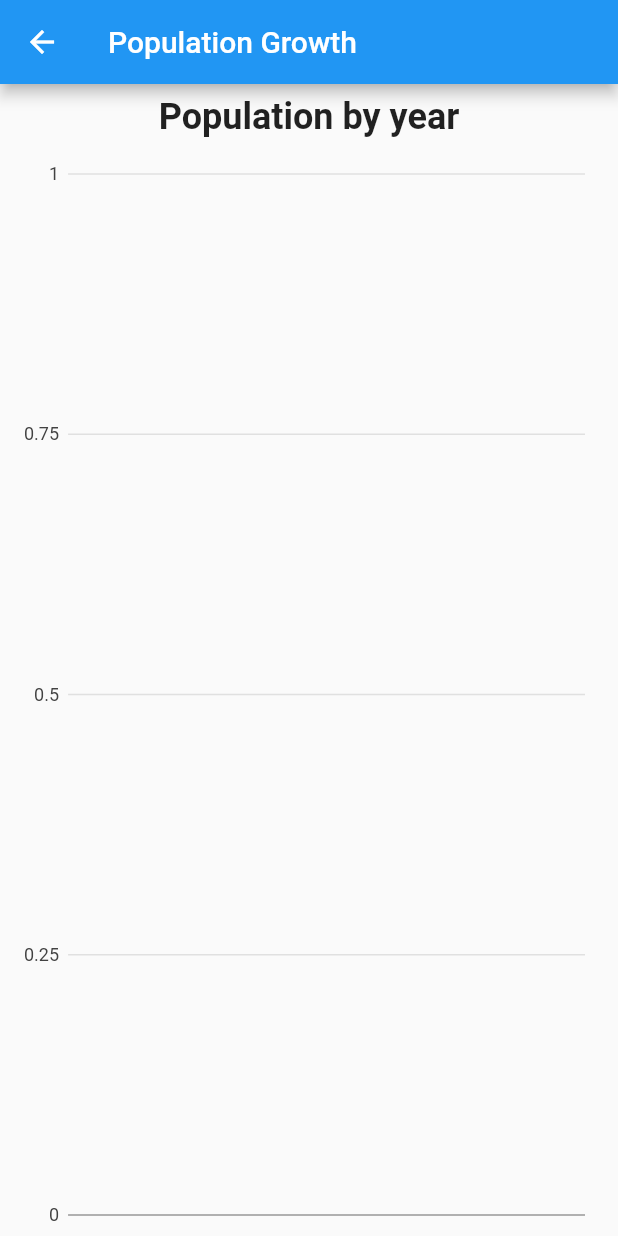
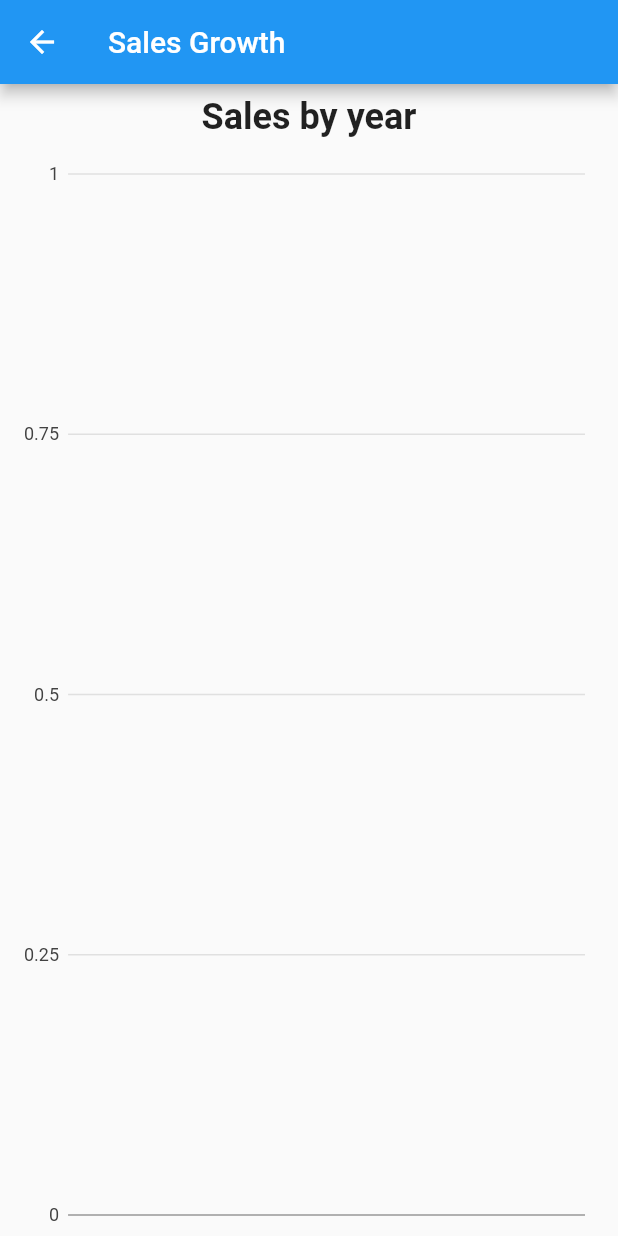
Before and after one commit to kademanec/authentication, a Flutter app: the SalesHomePage screen opened directly, on a phone screen of 412 x 824 dp. Run offline on Flutter 3.47's test engine with Material 2 defaults, Android fonts, the phone set to English and light mode, and no system bars; our stand-ins replace charts_flutter, cloud_firestore, firebase_auth; accounts and stored records are empty.

Commit message:
Update saleshomepage.dart

```diff
--- a/lib/saleshomepage.dart
+++ b/lib/saleshomepage.dart
@@ -34,7 +34,7 @@ class _SalesHomePageState extends State<SalesHomePage> {
   @override
   Widget build(BuildContext context) {
     return Scaffold(
-      appBar: AppBar(title: Text('Population Growth')),
+      appBar: AppBar(title: Text('Sales Growth')),
       body: _buildBody(context),
     );
   }
@@ -64,7 +64,7 @@ class _SalesHomePageState extends State<SalesHomePage> {
           child: Column(
             children: <Widget>[
               Text(
-                'Population by year',
+                'Sales by year',
                 style: TextStyle(fontSize: 24.0, fontWeight: FontWeight.bold),
               ),
               SizedBox(
```
